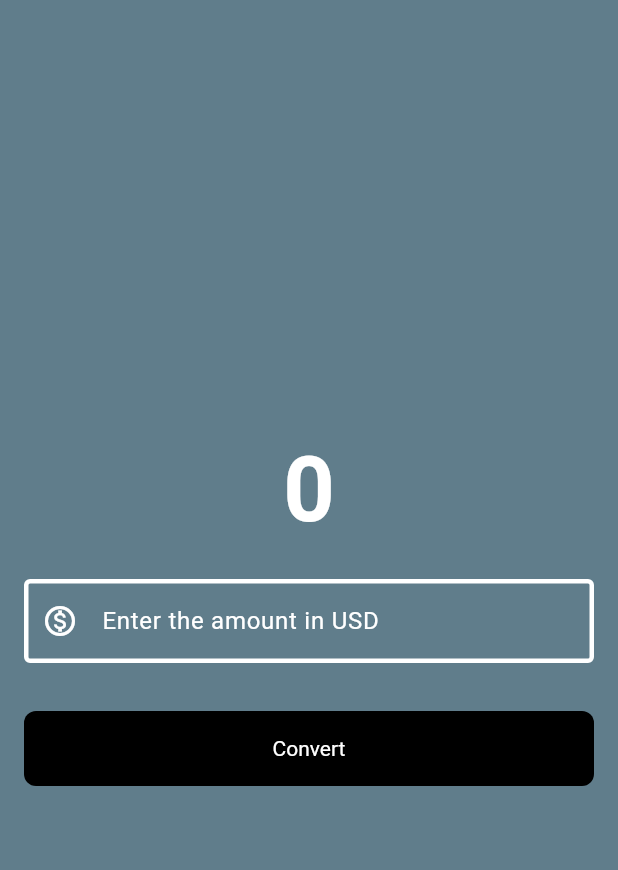
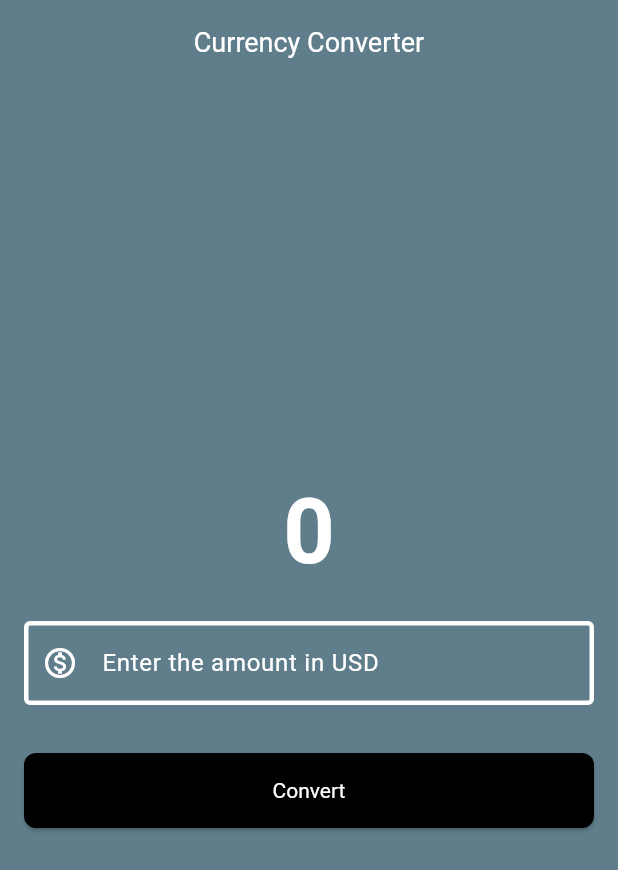
Before and after one commit to dev-satyamthakur/Flutter-Currency-Converter, a Flutter app: the screen it shows after launch, on a phone screen of 412 x 824 dp. Shown: the top 870 px of the screen. Run offline on Flutter 3.47's test engine with Material 3 defaults, Android fonts, the phone set to English and light mode, and no system bars.

Commit message:
Adding App Bar with Title

```diff
--- a/lib/cc_main_page.dart
+++ b/lib/cc_main_page.dart
@@ -12,6 +12,15 @@ class AppStart extends StatelessWidget {
 
     return Scaffold(
       backgroundColor: Colors.blueGrey,
+      appBar: AppBar(
+        backgroundColor: Colors.blueGrey,
+        title: const Text("Currency Converter"),
+        titleTextStyle: const TextStyle(
+          color: Colors.white,
+          fontSize: 18.00,
+        ),
+        centerTitle: true,
+      ),
       body: Center(
         child: Column(
           mainAxisAlignment: MainAxisAlignment.center,
@@ -44,13 +53,13 @@ class AppStart extends StatelessWidget {
             ),
             Padding(
               padding: const EdgeInsets.all(16.0),
-              child: TextButton(
+              child: ElevatedButton(
                 onPressed: () {
                   if (kDebugMode) {
                     print("Button Pressed");
                   }
                 },
-                style: TextButton.styleFrom(
+                style: ElevatedButton.styleFrom(
                     backgroundColor: Colors.black,
                     foregroundColor: Colors.white,
                     minimumSize: const Size(double.infinity, 50),
```
